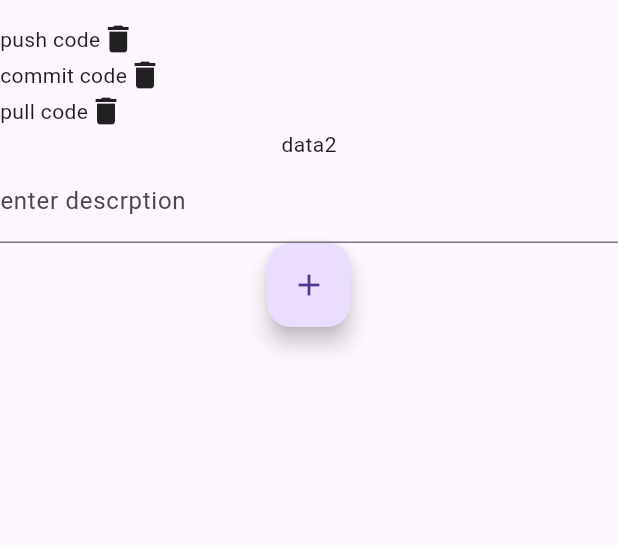
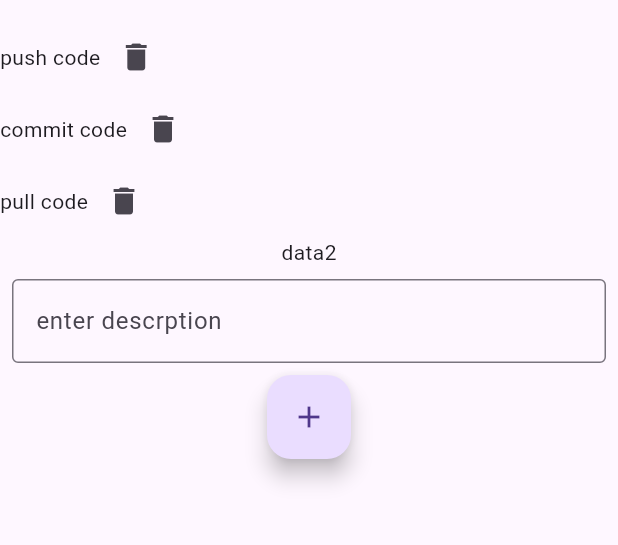
Before and after one commit to Fastcrytpos/todolistapp, a Flutter app: the screen it shows after launch, on a phone screen of 412 x 824 dp, the part 63-608 px from its top. Run offline on Flutter 3.47's test engine with Material 3 defaults, Android fonts, the phone set to English and light mode, and no system bars.

Commit message:
finished on crud operation on flutter

```diff
--- a/lib/main.dart
+++ b/lib/main.dart
@@ -31,22 +31,43 @@ class TodoList extends StatefulWidget {
 
 class _TodoListState extends State<TodoList> {
   List<String> todo = ['push code', 'commit code', 'pull code'];
-
+  String inputted = "";
   @override
   Widget build(BuildContext context) {
     return Column(
       children: [
-        for (var item in todo) Row(children: [Text(item), Icon(Icons.delete)]),
+        for (var item in todo)
+          Row(
+            children: [
+              Text(item),
+              IconButton(
+                icon: Icon(Icons.delete),
+                onPressed: () {
+                  setState(() {
+                    todo.remove(item); // Remove the item from the list
+                  });
+                },
+              ),
+            ],
+          ),
         Text('data2'),
         Column(
           children: [
-            TextField(
-              decoration: InputDecoration(labelText: "enter descrption"),
+            Padding(
+              padding: const EdgeInsets.all(8.0),
+              child: TextField(
+                decoration: InputDecoration(
+                    labelText: "enter descrption",
+                    border: OutlineInputBorder()),
+                onChanged: (value) => setState(() {
+                  inputted = value;
+                }),
+              ),
             ),
             FloatingActionButton(
               onPressed: () {
                 setState(() {
-                  todo;
+                  todo.add(inputted);
                 });
               },
               child: Icon(Icons.add),
```
